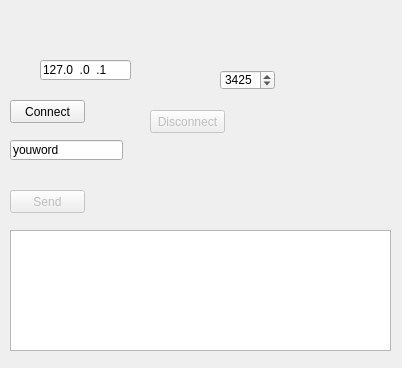
This is client-server/client/widget.ui in KiritoLVL99/tcp-client-server as Qt 5 draws it before an edit. The edited form follows.
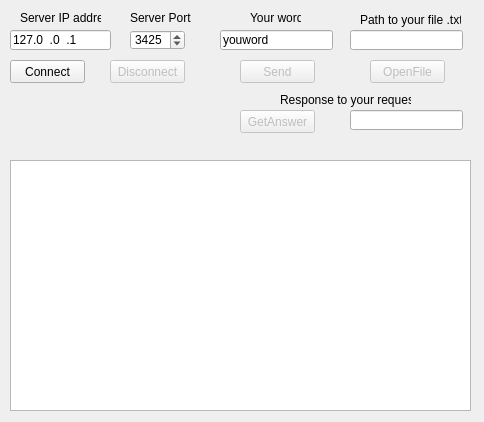
This is the edited form.

The edit to the form file:
```diff
--- a/client-server/client/widget.ui
+++ b/client-server/client/widget.ui
@@ -6,8 +6,8 @@
    <rect>
     <x>0</x>
     <y>0</y>
-    <width>402</width>
-    <height>368</height>
+    <width>484</width>
+    <height>422</height>
    </rect>
   </property>
   <property name="windowTitle">
@@ -19,8 +19,8 @@
    </property>
    <property name="geometry">
     <rect>
-     <x>10</x>
-     <y>190</y>
+     <x>240</x>
+     <y>60</y>
      <width>75</width>
      <height>23</height>
     </rect>
@@ -35,9 +35,9 @@
   <widget class="QLineEdit" name="idServ">
    <property name="geometry">
     <rect>
-     <x>40</x>
-     <y>60</y>
-     <width>91</width>
+     <x>10</x>
+     <y>30</y>
+     <width>101</width>
      <height>20</height>
     </rect>
    </property>
@@ -54,8 +54,8 @@
   <widget class="QSpinBox" name="idPort">
    <property name="geometry">
     <rect>
-     <x>220</x>
-     <y>70</y>
+     <x>130</x>
+     <y>30</y>
      <width>55</width>
      <height>20</height>
     </rect>
@@ -74,7 +74,7 @@
    <property name="geometry">
     <rect>
      <x>10</x>
-     <y>100</y>
+     <y>60</y>
      <width>75</width>
      <height>23</height>
     </rect>
@@ -89,8 +89,8 @@
    </property>
    <property name="geometry">
     <rect>
-     <x>150</x>
-     <y>110</y>
+     <x>110</x>
+     <y>60</y>
      <width>75</width>
      <height>23</height>
     </rect>
@@ -103,23 +103,164 @@
    <property name="geometry">
     <rect>
      <x>10</x>
-     <y>230</y>
-     <width>381</width>
-     <height>121</height>
+     <y>160</y>
+     <width>461</width>
+     <height>251</height>
     </rect>
    </property>
   </widget>
   <widget class="QLineEdit" name="QLEword">
    <property name="geometry">
     <rect>
-     <x>10</x>
-     <y>140</y>
+     <x>220</x>
+     <y>30</y>
      <width>113</width>
      <height>20</height>
     </rect>
    </property>
    <property name="text">
     <string>youword</string>
+   </property>
+   <property name="maxLength">
+    <number>2048</number>
+   </property>
+  </widget>
+  <widget class="QPushButton" name="pbOpenFile">
+   <property name="enabled">
+    <bool>false</bool>
+   </property>
+   <property name="geometry">
+    <rect>
+     <x>370</x>
+     <y>60</y>
+     <width>75</width>
+     <height>23</height>
+    </rect>
+   </property>
+   <property name="text">
+    <string>OpenFile</string>
+   </property>
+  </widget>
+  <widget class="QLineEdit" name="pathFile">
+   <property name="geometry">
+    <rect>
+     <x>350</x>
+     <y>30</y>
+     <width>113</width>
+     <height>20</height>
+    </rect>
+   </property>
+   <property name="readOnly">
+    <bool>true</bool>
+   </property>
+  </widget>
+  <widget class="QLineEdit" name="lineAns">
+   <property name="enabled">
+    <bool>true</bool>
+   </property>
+   <property name="geometry">
+    <rect>
+     <x>350</x>
+     <y>110</y>
+     <width>113</width>
+     <height>20</height>
+    </rect>
+   </property>
+   <property name="readOnly">
+    <bool>true</bool>
+   </property>
+  </widget>
+  <widget class="QLabel" name="label">
+   <property name="enabled">
+    <bool>true</bool>
+   </property>
+   <property name="geometry">
+    <rect>
+     <x>20</x>
+     <y>10</y>
+     <width>81</width>
+     <height>16</height>
+    </rect>
+   </property>
+   <property name="text">
+    <string>Server IP addres</string>
+   </property>
+  </widget>
+  <widget class="QLabel" name="label_2">
+   <property name="enabled">
+    <bool>true</bool>
+   </property>
+   <property name="geometry">
+    <rect>
+     <x>130</x>
+     <y>10</y>
+     <width>61</width>
+     <height>16</height>
+    </rect>
+   </property>
+   <property name="text">
+    <string>Server Port</string>
+   </property>
+  </widget>
+  <widget class="QPushButton" name="pbAnsServ">
+   <property name="enabled">
+    <bool>false</bool>
+   </property>
+   <property name="geometry">
+    <rect>
+     <x>240</x>
+     <y>110</y>
+     <width>75</width>
+     <height>23</height>
+    </rect>
+   </property>
+   <property name="text">
+    <string>GetAnswer</string>
+   </property>
+  </widget>
+  <widget class="QLabel" name="label_3">
+   <property name="enabled">
+    <bool>true</bool>
+   </property>
+   <property name="geometry">
+    <rect>
+     <x>250</x>
+     <y>10</y>
+     <width>51</width>
+     <height>16</height>
+    </rect>
+   </property>
+   <property name="text">
+    <string>Your word</string>
+   </property>
+  </widget>
+  <widget class="QLabel" name="label_4">
+   <property name="enabled">
+    <bool>true</bool>
+   </property>
+   <property name="geometry">
+    <rect>
+     <x>360</x>
+     <y>10</y>
+     <width>101</width>
+     <height>20</height>
+    </rect>
+   </property>
+   <property name="text">
+    <string>Path to your file .txt</string>
+   </property>
+  </widget>
+  <widget class="QLabel" name="label_5">
+   <property name="geometry">
+    <rect>
+     <x>280</x>
+     <y>90</y>
+     <width>131</width>
+     <height>20</height>
+    </rect>
+   </property>
+   <property name="text">
+    <string>Response to your request</string>
    </property>
   </widget>
  </widget>
```
